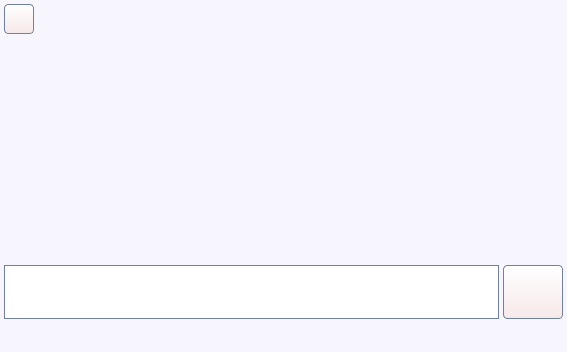
The window that share/skins/default/chat.ui (itds-consulting/yate) describes before a commit, drawn with Qt 5.
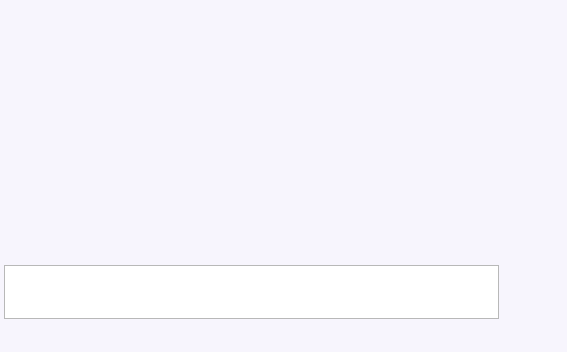
The same window after the commit. Icons and pictures are not drawn.

Commit message: Added application stylesheet file. Removed global stylesheet from UI files. Increased font size.

```diff
--- a/share/skins/default/chat.ui
+++ b/share/skins/default/chat.ui
@@ -28,118 +28,6 @@
    <string>QWidget#chat {
   background:#f7f5fd;
 }
-QLabel {background:none; font-size: 11px;}
-QMenu {
-  border: 1px solid #717fa0;
-  background: #ffffff;
-  selection-color: #ffffff;
-  selection-background-color: #48a4d7;
-  color:#333333;
-}
-QMenu::item:disabled { color: #bbbbbb;}
-QMenu::separator { color: #a9c2c2;}
-QLineEdit {
-  color:#333333;
-  border: 1px solid #717fa0;
-  border-radius: 4px;
-}
-QListWidget {
-  color:#333333;
-}
-QAbstractButton {
-  border: 1px solid #717fa0;
-  border-radius: 4px;
-  font-size: 11px;
-  color: #333333;
-  background: qlineargradient(x1: 0, y1: 0, x2: 0, y2: 1, stop: 0 #ffffff, stop: 1 #f6e8e8);
-}
-QAbstractButton:hover {
-  background: qlineargradient(x1: 0, y1: 0, x2: 0, y2: 1, stop: 0 #ffffff, stop: 1 #f9f3f3);
-}
-QAbstractButton:pressed {
-  background: qlineargradient(x1: 0, y1: 0, x2: 0, y2: 1, stop: 0 #f6e8e8, stop: 1 #ffffff);
-}
-QComboBox::down-arrow { image: url(cb_arrow.png); }
-QComboBox::down-arrow:on { top: 1px; left: 1px; }
-QComboBox:!editable {
-  padding-left: 2px;
-  padding-right: 2px;
-  border: 1px solid #717fa0;
-  border-radius: 4px;
-}
-QComboBox:editable {
-  padding-left: 2px;
-  padding-right: 25px;
-  border: 1px solid #717fa0;
-  border-radius: 4px;
-}
-QComboBox::drop-down {
-  width: 22px;
-  border-left: 1px solid #717fa0;
-}
-QCheckBox::indicator:checked { image: url(checkbox_on.png); }
-QCheckBox::indicator:unchecked { image: url(checkbox_off.png); }
-QRadioButton::indicator:checked { image: url(radio_on.png); }
-QRadioButton::indicator:unchecked { image: url(radio_off.png); }
-QTreeWidget {
-  border: 0px;
-  background:white;
-  selection-background-color: lightblue;
-}
-QTreeView::branch { background:white; }
-QHeaderView::section {
-  padding-left: 4px;
-  border: 0px;
-  border-right: 1px solid #e3e6e9;
-  border-bottom: 1px solid #a9c2c2;
-  background: qlineargradient(x1: 0, y1: 0, x2: 0, y2: 1, stop: 0 #ffffff, stop: 1 #fbeded);
-}
-QScrollBar {
-  border: 1px solid #717fa0;
-  background: white;
-}
-QScrollBar::handle {
-  background: qlineargradient(x1: 0, y1: 0, x2: 0, y2: 1, stop: 0 #ffffff, stop: 1 #f6e8e8);
-  border: 1px solid #717fa0;
-}
-QScrollBar:vertical {
-  width: 14px;
-  margin: 16px 0px 16px 0px;
-  border-top: 0px;
-  border-bottom: 0px;
-  border-right: 0px;
-}
-QScrollBar:horizontal {
-  height: 14px;
-  margin: 0px 16px 0px 16px;
-  border-left: 0px;
-  border-right: 0px;
-  border-bottom: 0px;
-}
-QScrollBar::add-line {
-  height: 13px;
-  width: 13px;
-  border: 1px solid #717fa0;
-  subcontrol-origin: margin;
-  background: qlineargradient(x1: 0, y1: 0, x2: 0, y2: 1, stop: 0 #ffffff, stop: 1 #f6e8e8);
-}
-QScrollBar::sub-line {
-  height: 13px;
-  width: 13px;
-  border: 1px solid #717fa0;
-  subcontrol-origin: margin;
-  background: qlineargradient(x1: 0, y1: 0, x2: 0, y2: 1, stop: 0 #ffffff, stop: 1 #f6e8e8);
-}
-QScrollBar::handle:vertical { border-left: 0px; border-right: 0px; }
-QScrollBar::handle:horizontal { border-top: 0px; border-bottom: 0px; }
-QScrollBar::add-line:vertical { subcontrol-position: bottom; image: url(scroll_down.png); height: 14px; }
-QScrollBar::sub-line:vertical { subcontrol-position: top; image: url(scroll_up.png); height: 14px; }
-QScrollBar::add-line:horizontal { subcontrol-position: right; image: url(scroll_right.png); width: 14px; }
-QScrollBar::sub-line:horizontal { subcontrol-position: left; image: url(scroll_left.png); width: 14px; }
-QScrollBar::up-arrow:pressed { border: 1px solid #717fa0; }
-QScrollBar::down-arrow:pressed { border: 1px solid #717fa0; }
-QScrollBar::left-arrow:pressed { border: 1px solid #717fa0; }
-QScrollBar::right-arrow:pressed { border: 1px solid #717fa0; }
 </string>
   </property>
   <property name="_yate_destroyonhide" stdset="0" >
@@ -353,13 +241,7 @@
          <enum>Qt::StrongFocus</enum>
         </property>
         <property name="styleSheet" >
-         <string>QTextEdit {
-  background-color: #ffffff;
-  border: 1px solid #717fa0;
-  color: #666666;
-  font-family: Arial;
-  font-size: 12px;
-}</string>
+         <string/>
         </property>
         <property name="tabChangesFocus" >
          <bool>true</bool>
```
Left out of the diff: 15 changed lines with no effect on the pictures. The commit also changes 26 other files.
